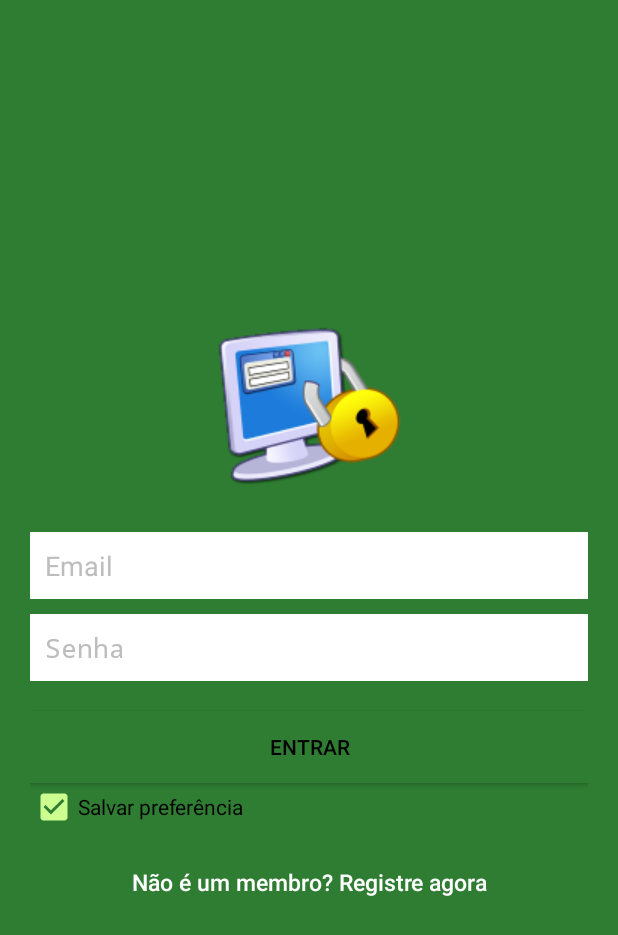
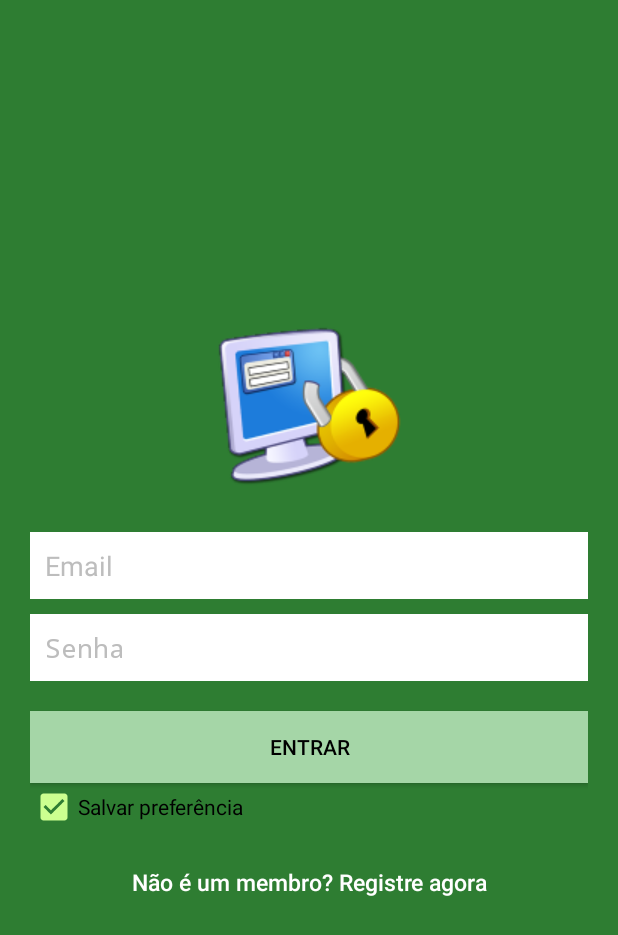
Before and after one commit to JessySilva/cs-mobile, an Android app: the screen it shows after launch (LoginActivity), on a phone screen of 412 x 824 dp. Shown: the top 935 px of the screen. Run offline under Robolectric (Android 15) with nearby library versions, the phone set to English and light mode, and no system bars; our stand-ins replace AdMob.

Commit message:
Correção cor botão
correção na cor do botão login

```diff
--- a/app/src/main/res/layout/activity_login.xml
+++ b/app/src/main/res/layout/activity_login.xml
@@ -58,7 +58,7 @@
             android:layout_width="fill_parent"
             android:layout_height="wrap_content"
             android:layout_marginTop="10dip"
-            android:background="@color/md_green_800"
+            android:background="@color/md_green_200"
             android:text="@string/btn_login"
             android:textColor="@color/md_black_1000" />
 
```
